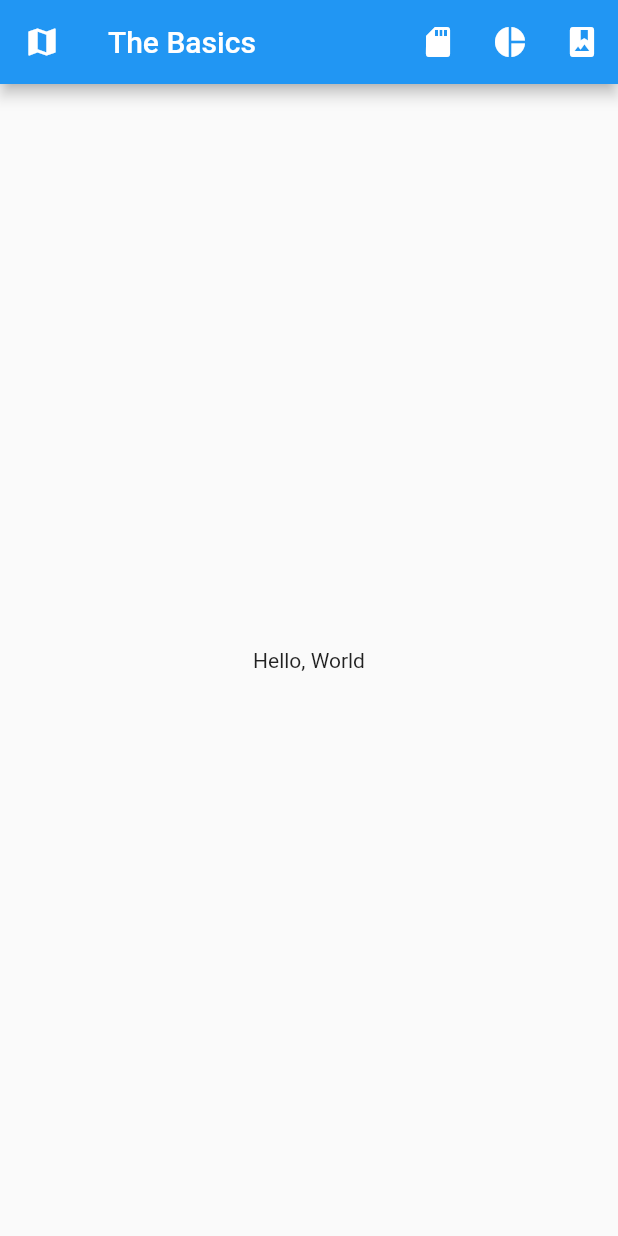
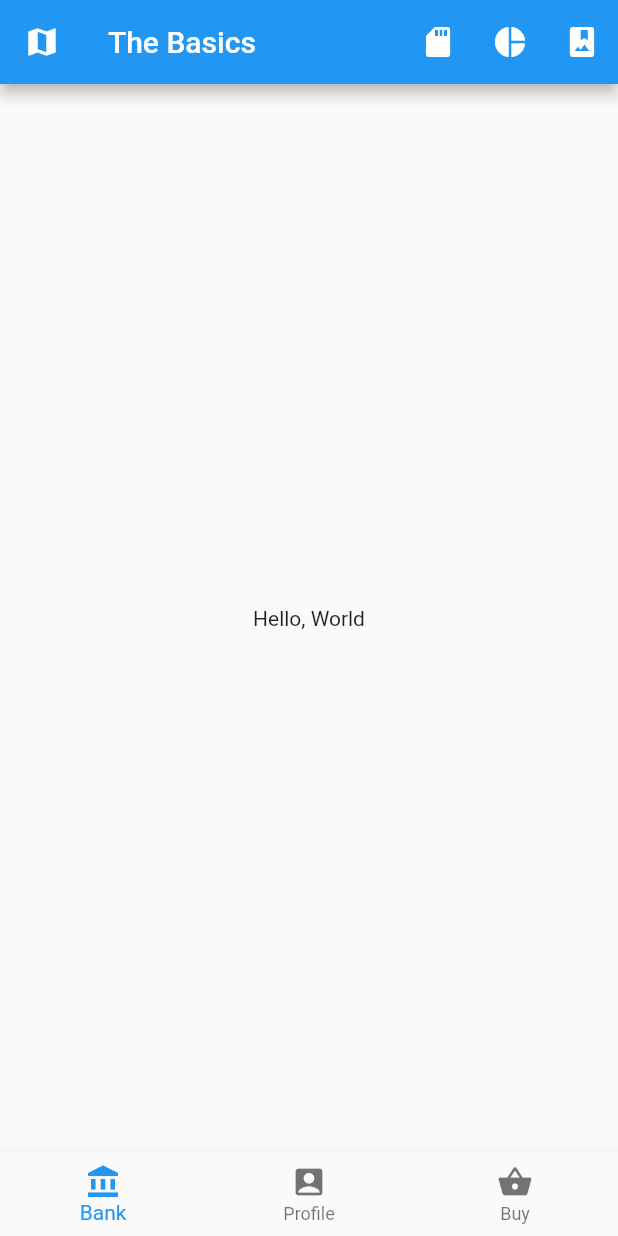
Before and after one commit to duliodenis/flutter_basics, a Flutter app: the screen it shows after launch, on a phone screen of 412 x 824 dp. Run offline on Flutter 3.47's test engine with Material 2 defaults, Android fonts, the phone set to English and light mode, and no system bars.

```diff
--- a/basics/lib/main.dart
+++ b/basics/lib/main.dart
@@ -28,6 +28,20 @@ class MyApp extends StatelessWidget {
             ),
             ],
         ),
+        bottomNavigationBar: BottomNavigationBar(items: [
+          BottomNavigationBarItem(
+            icon: Icon(Icons.account_balance),
+            title: Text('Bank')
+          ),
+          BottomNavigationBarItem(
+            icon: Icon(Icons.account_box),
+            title: Text('Profile')
+          ),
+          BottomNavigationBarItem(
+            icon: Icon(Icons.shopping_basket),
+            title: Text('Buy')
+          )
+        ]),
         body: Center(
         child: Text('Hello, World'),
     ),
```
Also changed, not shown: 2 other files.
